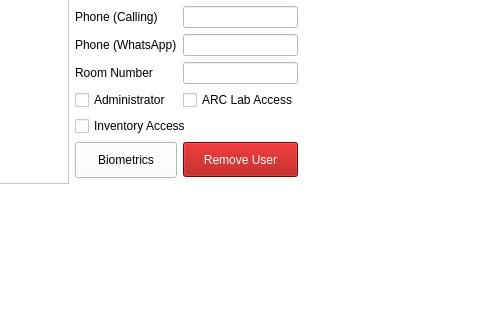
Qt form editusers.ui (arc-bphc/sims-gui) before a commit; both pictures show x 567 to 1047 and y 202 to 522 of the 1151 by 829 pixel window.
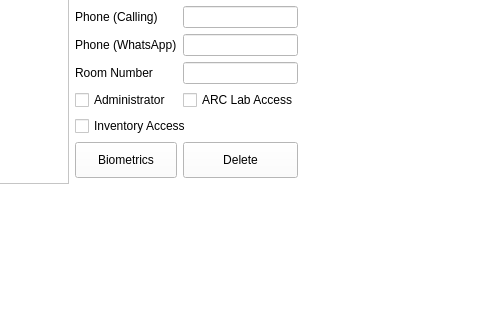
The same form after that commit. Icons and pictures are not drawn.

```diff
--- a/editusers.ui
+++ b/editusers.ui
@@ -113,24 +113,6 @@
          </property>
         </widget>
        </item>
-       <item row="12" column="1">
-        <widget class="QPushButton" name="deleteButton">
-         <property name="maximumSize">
-          <size>
-           <width>16777215</width>
-           <height>35</height>
-          </size>
-         </property>
-         <property name="styleSheet">
-          <string notr="true">background-color: rgb(170, 0, 0);
-font: 10pt &quot;Noto Sans&quot;;
-color: rgb(255, 255, 255);</string>
-         </property>
-         <property name="text">
-          <string>Remove User</string>
-         </property>
-        </widget>
-       </item>
        <item row="4" column="0">
         <widget class="QLabel" name="label_10">
          <property name="text">
@@ -204,6 +186,13 @@
          </property>
         </widget>
        </item>
+       <item row="12" column="1">
+        <widget class="QPushButton" name="deleteButton">
+         <property name="text">
+          <string>Delete</string>
+         </property>
+        </widget>
+       </item>
       </layout>
      </item>
      <item row="3" column="1" rowspan="2" colspan="2">
```
Left out of the diff: 11 changed lines with no effect on the pictures.
